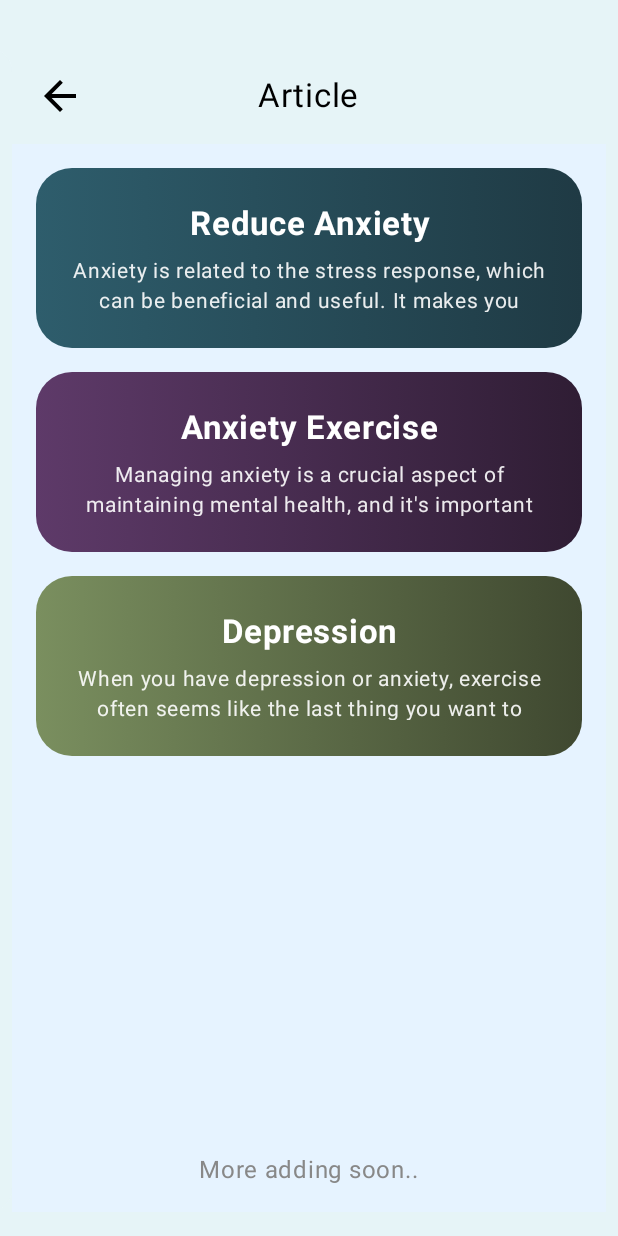
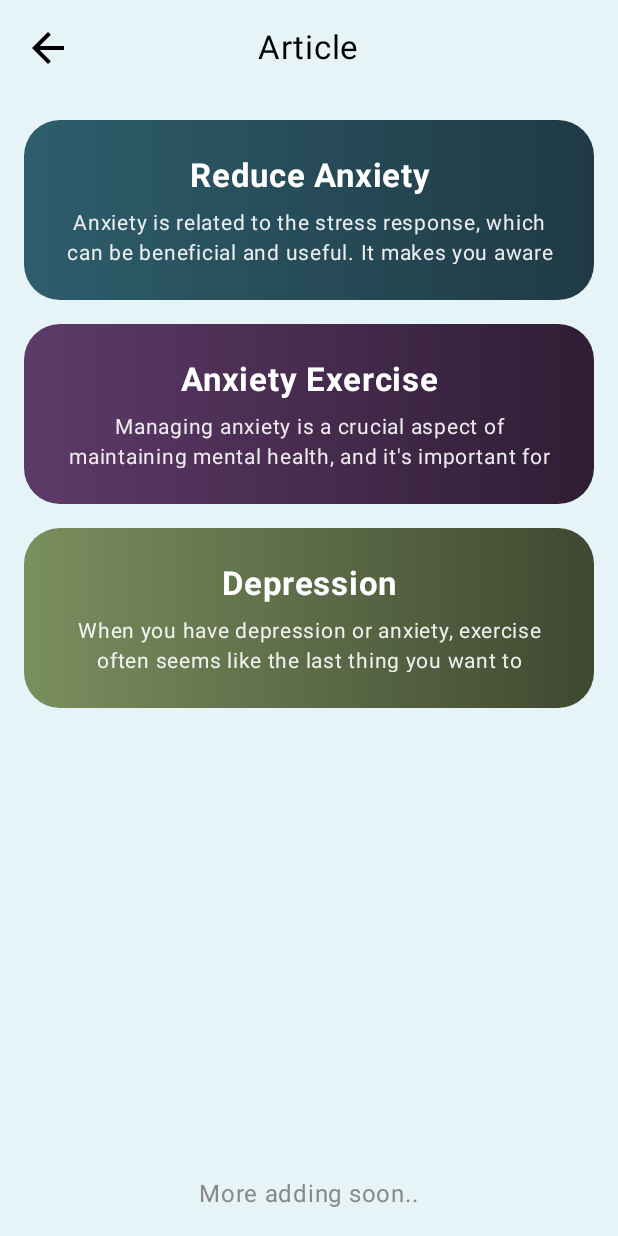
Before and after one commit to aniketmishr/cure-cub, an Android app built with Jetpack Compose: the ArticlesScreen screen opened through its navigation route, on a phone screen of 412 x 824 dp. Run offline under Robolectric (Android 15) with nearby library versions, the phone set to English and light mode, and no system bars; libraries missing offline, so code that uses them is left out: com.google.ai.client.

Commit message:
fixed UI Bugs

```diff
--- a/app/src/main/java/com/example/mhchatbot/MainActivity.kt
+++ b/app/src/main/java/com/example/mhchatbot/MainActivity.kt
@@ -2,11 +2,12 @@ package com.example.mhchatbot
 
 import android.os.Build
 import android.os.Bundle
-import android.util.Log
+
 import androidx.activity.ComponentActivity
 import androidx.activity.compose.setContent
 import androidx.activity.enableEdgeToEdge
 import androidx.annotation.RequiresApi
+import androidx.compose.foundation.BorderStroke
 import androidx.compose.foundation.Image
 import androidx.compose.foundation.background
 import androidx.compose.foundation.border
@@ -14,15 +15,22 @@ import androidx.compose.foundation.clickable
 import androidx.compose.foundation.layout.Arrangement
 import androidx.compose.foundation.layout.Box
 import androidx.compose.foundation.layout.Column
+import androidx.compose.foundation.layout.IntrinsicSize
 import androidx.compose.foundation.layout.Row
 import androidx.compose.foundation.layout.Spacer
+import androidx.compose.foundation.layout.WindowInsets
 import androidx.compose.foundation.layout.fillMaxSize
 import androidx.compose.foundation.layout.fillMaxWidth
 import androidx.compose.foundation.layout.height
+import androidx.compose.foundation.layout.navigationBars
 import androidx.compose.foundation.layout.padding
 import androidx.compose.foundation.layout.requiredWidth
 import androidx.compose.foundation.layout.size
+import androidx.compose.foundation.layout.statusBars
+import androidx.compose.foundation.layout.systemBars
 import androidx.compose.foundation.layout.width
+import androidx.compose.foundation.layout.windowInsetsPadding
+import androidx.compose.foundation.layout.wrapContentHeight
 import androidx.compose.foundation.rememberScrollState
 import androidx.compose.foundation.shape.CircleShape
 import androidx.compose.foundation.shape.RoundedCornerShape
@@ -38,10 +46,14 @@ import androidx.compose.material3.HorizontalDivider
 import androidx.compose.material3.Icon
 import androidx.compose.material3.ModalDrawerSheet
 import androidx.compose.material3.ModalNavigationDrawer
+import androidx.compose.material3.NavigationBar
+import androidx.compose.material3.NavigationBarItem
+import androidx.compose.material3.NavigationBarItemDefaults
 import androidx.compose.material3.NavigationDrawerItem
 import androidx.compose.material3.NavigationDrawerItemColors
 import androidx.compose.material3.NavigationDrawerItemDefaults
 import androidx.compose.material3.Scaffold
+import androidx.compose.material3.Surface
 import androidx.compose.material3.Text
 import androidx.compose.material3.rememberDrawerState
 import androidx.compose.runtime.Composable
@@ -87,7 +99,6 @@ class MainActivity : ComponentActivity() {
             val navController = rememberNavController()
             val backStackEntry by navController.currentBackStackEntryAsState()
             val currentScreen = backStackEntry?.destination?.route ?: Screen.Welcome.route
-            var selectedTab by remember { mutableStateOf("Chat") }
 
             val drawerState = rememberDrawerState(initialValue = DrawerValue.Closed)
             val coroutineScope = rememberCoroutineScope()
@@ -97,19 +108,15 @@ class MainActivity : ComponentActivity() {
                 Box(
                     modifier = Modifier
                         .background(backgroundColor)
-                        .padding(
-                            start = 8.dp,
-                            end = 8.dp,
-                            top = 32.dp,
-                            bottom = 16.dp
-                        )
                 ) {
                     ModalNavigationDrawer(
                         drawerState = drawerState,
                         drawerContent = { NavigationDrawerContent() }
                     ) {
                         Scaffold(
-                            modifier = Modifier.fillMaxSize(),
+                            modifier = Modifier.windowInsetsPadding(
+                                WindowInsets.statusBars
+                            ),
                             topBar = {
 
                                     Box(modifier = Modifier
@@ -170,25 +177,17 @@ class MainActivity : ComponentActivity() {
 
                             },
                             bottomBar = {
-                                if (currentScreen==Screen.Welcome.route||currentScreen==Screen.MindBoosterScreen.route||currentScreen==Screen.SelfHelp.route||currentScreen==Screen.JournalScreen.route) {
-                                    Box(
-                                        modifier = Modifier
-                                            .fillMaxWidth()
-                                            .background(Color(0xFFE6F4F7))
-                                            .padding(8.dp)
-                                            .clip(RoundedCornerShape(48f))
+                                if (currentScreen in Constants.BottomNavItems.map { it.route }) {
+                                    Surface(
+                                        modifier = Modifier.border(
+                                            BorderStroke(0.5f.dp, Color.LightGray),
+                                            RoundedCornerShape(24.dp)
+                                        ),
+                                        // border = BorderStroke(0.5f.dp, Color.LightGray)
                                     ) {
-                                        BottomNavigationBar(selectedTab = selectedTab) {
-                                            selectedTab = it
-                                            if (selectedTab=="Chat") {navController.navigate(Screen.Chat.route)}
-                                            else if (selectedTab=="Mood Booster") {navController.navigate(Screen.MindBoosterScreen.route)}
-                                            else if (selectedTab=="Self-Help") {navController.navigate(Screen.SelfHelp.route)}
-                                            else if (selectedTab=="Journal") {navController.navigate(Screen.JournalScreen.route)} //TODO: Journal SCreen
-                                            else {
-                                                Log.d("hi", "nothing")}
-                                        }
+                                        BottomNavigationBar(navController = navController)
                                     }
-                                } else{
+                                } else {
                                     Box(modifier=Modifier
                                         .fillMaxWidth()
                                         .background(Color.Transparent))
@@ -390,7 +389,11 @@ fun ChatTopBar(navController: NavController) {
                     color = Color.Black
                 )
                 Row(verticalAlignment = Alignment.CenterVertically) {
-                    Box(modifier = Modifier.width(7.dp).height(7.dp).clip(CircleShape).background(Color.Green))
+                    Box(modifier = Modifier
+                        .width(7.dp)
+                        .height(7.dp)
+                        .clip(CircleShape)
+                        .background(Color.Green))
                     Spacer(modifier = Modifier.width(5.dp))
                     Text(
                         text = "Active Now",
@@ -432,99 +435,143 @@ fun ChatTopBar(navController: NavController) {
 }
 
 @Composable
-fun BottomNavigationBar(
-    selectedTab: String,
-    onTabSelected: (String) -> Unit
-) {
-    // Navigation items
-    Row(
+fun BottomNavigationBar(navController: NavController) {
+    NavigationBar(
         modifier = Modifier
             .fillMaxWidth()
-            .height(70.dp)
-            .background(Color.White),
-        horizontalArrangement = Arrangement.SpaceEvenly,
-        verticalAlignment = Alignment.CenterVertically
+            .height(IntrinsicSize.Min),
+        tonalElevation = 4.dp,
+        containerColor = backgroundColor
     ) {
-        NavItem(
-            title = "Chat",
-            icon = R.drawable.chat,
-            selected = selectedTab == "Chat",
-            onSelected = { onTabSelected("Chat")
-                         },
-            modifier = Modifier.weight(1f)
-        )
-
-        NavItem(
-            title = "Self-Help",
-            icon = R.drawable.selfhelp,
-            selected = selectedTab == "Self-Help",
-            onSelected = { onTabSelected("Self-Help") },
-            modifier = Modifier.weight(1f)
-
-        )
-
-        NavItem(
-            title = "Journal",
-            icon = R.drawable.journal,
-            selected = selectedTab == "Journal",
-            onSelected = { onTabSelected("Journal") },
-            modifier = Modifier.weight(1f)
-
-        )
-
-        NavItem(
-            title = "Mood Booster",
-            icon = R.drawable.mood_booster, // Replace with actual rocket icon
-            selected = selectedTab == "Mood Booster",
-            onSelected = { onTabSelected("Mood Booster") },
-            modifier = Modifier.weight(1f)
-
-        )
-    }
-
-}
-
-@Composable
-fun NavItem(
-    title: String,
-    icon: Int,
-    selected: Boolean,
-    onSelected: () -> Unit,
-    modifier: Modifier = Modifier
-) {
-    Column(
-        horizontalAlignment = Alignment.CenterHorizontally,
-        verticalArrangement = Arrangement.Center,
-        modifier = modifier
-            .clickable { onSelected() }
-            .padding(8.dp)
-    ) {
-        Icon(
-            painter = painterResource(icon),
-            contentDescription = title,
-            tint = if (selected) Color.Black else Color.Gray,
-            modifier = Modifier.size(24.dp)
-        )
-
-        Text(
-            text = title,
-            fontSize = 12.sp,
-            color = if (selected) Color.Black else Color.Gray,
-            fontWeight = if (selected) FontWeight.Bold else FontWeight.Normal,
-            textAlign = TextAlign.Center
-        )
-
-        if (selected) {
-            Box(
-                modifier = Modifier
-                    .padding(top = 4.dp)
-                    .width(24.dp)
-                    .height(2.dp)
-                    .background(Color.Black)
+        val navBackStackEntry by navController.currentBackStackEntryAsState()
+        val currentRoute = navBackStackEntry?.destination?.route
+        Constants.BottomNavItems.forEach { navItem ->
+            NavigationBarItem(
+                modifier = Modifier.height(IntrinsicSize.Min),
+                selected = currentRoute==navItem.route,
+                onClick = {
+                    navController.navigate(navItem.route)
+                },
+                icon = {
+                    Icon(
+                        painter = painterResource(navItem.icon),
+                        contentDescription = navItem.label,
+                        tint = if (currentRoute == navItem.route) Color.Black else Color.Gray,
+                        modifier = Modifier.size(24.dp)
+                        )
+                },
+                label = {
+                    Text(text = navItem.label,
+                        color = if (currentRoute == navItem.route) Color.Black else Color.Gray
+                        )
+                },
+                alwaysShowLabel = true,
+                colors = NavigationBarItemDefaults.colors(
+                    selectedIconColor = Color.White, // Icon color when selected
+                    unselectedIconColor = Color.White, // Icon color when not selected
+                    selectedTextColor = Color.White, // Label color when selected
+                    indicatorColor = Color(0xFF48BDB7) // Highlight color for selected item
+                )
             )
         }
     }
 }
+
+
+//@Composable
+//fun BottomNavigationBar(
+//    selectedTab: String,
+//    onTabSelected: (String) -> Unit
+//) {
+//    // Navigation items
+//    Row(
+//        modifier = Modifier
+//            .fillMaxWidth()
+//            .height(70.dp)
+//            .background(Color.White),
+//        horizontalArrangement = Arrangement.SpaceEvenly,
+//        verticalAlignment = Alignment.CenterVertically
+//    ) {
+//        NavItem(
+//            title = "Chat",
+//            icon = R.drawable.chat,
+//            selected = selectedTab == "Chat",
+//            onSelected = { onTabSelected("Chat")
+//                         },
+//            modifier = Modifier.weight(1f)
+//        )
+//
+//        NavItem(
+//            title = "Self-Help",
+//            icon = R.drawable.selfhelp,
+//            selected = selectedTab == "Self-Help",
+//            onSelected = { onTabSelected("Self-Help") },
+//            modifier = Modifier.weight(1f)
+//
+//        )
+//
+//        NavItem(
+//            title = "Journal",
+//            icon = R.drawable.journal,
+//            selected = selectedTab == "Journal",
+//            onSelected = { onTabSelected("Journal") },
+//            modifier = Modifier.weight(1f)
+//
+//        )
+//
+//        NavItem(
+//            title = "Mood Booster",
+//            icon = R.drawable.mood_booster, // Replace with actual rocket icon
+//            selected = selectedTab == "Mood Booster",
+//            onSelected = { onTabSelected("Mood Booster") },
+//            modifier = Modifier.weight(1f)
+//
+//        )
+//    }
+//
+//}
+
+//@Composable
+//fun NavItem(
+//    title: String,
+//    icon: Int,
+//    selected: Boolean,
+//    onSelected: () -> Unit,
+//    modifier: Modifier = Modifier
+//) {
+//    Column(
+//        horizontalAlignment = Alignment.CenterHorizontally,
+//        verticalArrangement = Arrangement.Center,
+//        modifier = modifier
+//            .clickable { onSelected() }
+//            .padding(8.dp)
+//    ) {
+//        Icon(
+//            painter = painterResource(icon),
+//            contentDescription = title,
+//            tint = if (selected) Color.Black else Color.Gray,
+//            modifier = Modifier.size(24.dp)
+//        )
+//
+//        Text(
+//            text = title,
+//            fontSize = 12.sp,
+//            color = if (selected) Color.Black else Color.Gray,
+//            fontWeight = if (selected) FontWeight.Bold else FontWeight.Normal,
+//            textAlign = TextAlign.Center
+//        )
+//
+//        if (selected) {
+//            Box(
+//                modifier = Modifier
+//                    .padding(top = 4.dp)
+//                    .width(24.dp)
+//                    .height(2.dp)
+//                    .background(Color.Black)
+//            )
+//        }
+//    }
+//}
 
 @Composable
 fun TopBarText(text:String, modifier: Modifier) {
@@ -535,3 +582,9 @@ fun TopBarText(text:String, modifier: Modifier) {
         color=Color.Black
     )
 }
+
+data class BottomNavItem(
+    val label: String,
+    val icon: Int,
+    val route: String
+)
--- a/app/src/main/java/com/example/mhchatbot/MindBoosterScreen.kt
+++ b/app/src/main/java/com/example/mhchatbot/MindBoosterScreen.kt
@@ -26,6 +26,7 @@ import androidx.compose.ui.text.style.TextOverflow
 import androidx.compose.ui.tooling.preview.Preview
 import androidx.compose.ui.unit.dp
 import androidx.compose.ui.unit.sp
+import com.example.mhchatbot.ui.theme.backgroundColor
 
 @Composable
 fun MindBoosterScreen() {
@@ -33,7 +34,7 @@ fun MindBoosterScreen() {
     Box(
         modifier = Modifier
             .fillMaxSize()
-            .background(Color(0xFFE6F2F8))
+            .background(backgroundColor)
     ) {
         LazyColumn(
             modifier = Modifier
--- a/app/src/main/java/com/example/mhchatbot/SelfHelpScreen.kt
+++ b/app/src/main/java/com/example/mhchatbot/SelfHelpScreen.kt
@@ -3,7 +3,9 @@ package com.example.mhchatbot
 import androidx.compose.foundation.background
 import androidx.compose.foundation.clickable
 import androidx.compose.foundation.layout.*
+import androidx.compose.foundation.rememberScrollState
 import androidx.compose.foundation.shape.RoundedCornerShape
+import androidx.compose.foundation.verticalScroll
 import androidx.compose.material3.*
 import androidx.compose.runtime.Composable
 import androidx.compose.ui.Alignment
@@ -15,13 +17,13 @@ import androidx.compose.ui.tooling.preview.Preview
 import androidx.compose.ui.unit.dp
 import androidx.compose.ui.unit.sp
 import androidx.navigation.NavController
+import com.example.mhchatbot.ui.theme.backgroundColor
 
 @Composable
 fun SelfHelpScreen(navController: NavController) {
     Box(
         modifier = Modifier
-            .fillMaxSize()
-            .background(Color(0xFFE6F4F1))
+            .background(backgroundColor)
     ) {
         Column(
             modifier = Modifier
--- a/app/src/main/java/com/example/mhchatbot/WelcomeScreen.kt
+++ b/app/src/main/java/com/example/mhchatbot/WelcomeScreen.kt
@@ -2,30 +2,36 @@ package com.example.mhchatbot
 
 import androidx.compose.foundation.Image
 import androidx.compose.foundation.background
-import androidx.compose.foundation.clickable
-import androidx.compose.foundation.layout.*
+import androidx.compose.foundation.layout.Arrangement
+import androidx.compose.foundation.layout.Box
+import androidx.compose.foundation.layout.Column
+import androidx.compose.foundation.layout.Row
+import androidx.compose.foundation.layout.Spacer
+import androidx.compose.foundation.layout.fillMaxSize
+import androidx.compose.foundation.layout.height
+import androidx.compose.foundation.layout.padding
+import androidx.compose.foundation.layout.size
+import androidx.compose.foundation.layout.width
 import androidx.compose.foundation.rememberScrollState
 import androidx.compose.foundation.shape.CircleShape
 import androidx.compose.foundation.shape.RoundedCornerShape
 import androidx.compose.foundation.verticalScroll
-import androidx.compose.material.icons.Icons
-import androidx.compose.material.icons.filled.Email
-import androidx.compose.material.icons.outlined.Star
-import androidx.compose.material3.*
-import androidx.compose.runtime.*
+import androidx.compose.material3.Button
+import androidx.compose.material3.ButtonDefaults
+import androidx.compose.material3.Icon
+import androidx.compose.material3.Text
+import androidx.compose.runtime.Composable
 import androidx.compose.ui.Alignment
 import androidx.compose.ui.Modifier
 import androidx.compose.ui.draw.clip
 import androidx.compose.ui.graphics.Color
-import androidx.compose.ui.graphics.vector.ImageVector
 import androidx.compose.ui.res.painterResource
 import androidx.compose.ui.text.font.FontWeight
 import androidx.compose.ui.text.style.TextAlign
-import androidx.compose.ui.tooling.preview.Preview
 import androidx.compose.ui.unit.dp
 import androidx.compose.ui.unit.sp
 import androidx.navigation.NavController
-import kotlinx.coroutines.launch
+import com.example.mhchatbot.ui.theme.backgroundColor
 
 
 @Composable
@@ -52,12 +58,13 @@ fun WelcomeScreenBody(
     Box(
         modifier = Modifier
             .fillMaxSize()
-            .background(Color(0xFFE6F4F7))
+            .background(backgroundColor)
     ) {
         // Hamburger menu icon
 
         Column(
             modifier = Modifier
+                .verticalScroll(rememberScrollState())
                 .fillMaxSize()
                 .padding(horizontal = 24.dp),
             horizontalAlignment = Alignment.CenterHorizontally,
@@ -94,7 +101,7 @@ fun WelcomeScreenBody(
 
             // Terms text
             Text(
-                text = "By continuing you are agree to our terms and conditions",
+                text = "By continuing, you agree \nto our terms and conditions",
                 fontSize = 16.sp,
                 color = Color.Gray,
                 textAlign = TextAlign.Center,
--- a/app/src/main/java/com/example/mhchatbot/ui/theme/Color.kt
+++ b/app/src/main/java/com/example/mhchatbot/ui/theme/Color.kt
@@ -10,7 +10,5 @@ val Purple40 = Color(0xFF6650a4)
 val PurpleGrey40 = Color(0xFF625b71)
 val Pink40 = Color(0xFF7D5260)
 
-val ColorUserMessage = Color(0xFF03A9F4)
-val ColorModelMessage = Color(0xFF4CAF50)
 
 val backgroundColor = Color(0xFFE6F4F7)
```
Also changed, not shown: app/src/main/java/com/example/mhchatbot/ArticlesScreen.kt (+2 -73 lines), app/src/main/java/com/example/mhchatbot/ChatPage.kt (+17 -8 lines), app/src/main/java/com/example/mhchatbot/Constants.kt (+25 -0 lines), app/src/main/java/com/example/mhchatbot/JournalScreen.kt (+2 -10 lines).
